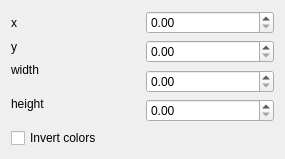
Before: the Qt Designer form Effects/Mask/Mask.ui in DLdota/OpenRGBEffectsPlugin, drawn with Qt 5.
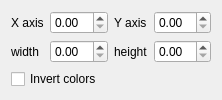
After: the same form once the commit is applied.

Commit message: Ui modification for several effects

Diff of the .ui file:
```diff
--- a/Effects/Mask/Mask.ui
+++ b/Effects/Mask/Mask.ui
@@ -6,18 +6,39 @@
    <rect>
     <x>0</x>
     <y>0</y>
-    <width>285</width>
-    <height>155</height>
+    <width>222</width>
+    <height>96</height>
    </rect>
   </property>
   <property name="windowTitle">
    <string>Form</string>
   </property>
-  <layout class="QGridLayout" name="gridLayout">
-   <item row="6" column="0">
-    <widget class="QCheckBox" name="invert_colors">
+  <layout class="QGridLayout" name="gridLayout" columnstretch="0">
+   <item row="0" column="0">
+    <widget class="QFrame" name="position_frame">
+     <property name="frameShape">
+      <enum>QFrame::NoFrame</enum>
+     </property>
+     <property name="frameShadow">
+      <enum>QFrame::Raised</enum>
+     </property>
+     <layout class="QGridLayout" name="gridLayout_2" columnstretch="0,1,0,1">
+      <property name="leftMargin">
+       <number>0</number>
+      </property>
+      <property name="topMargin">
+       <number>0</number>
+      </property>
+      <property name="rightMargin">
+       <number>0</number>
+      </property>
+      <property name="bottomMargin">
+       <number>0</number>
+      </property>
+      <item row="0" column="0">
+       <widget class="QLabel" name="x_label">
      <property name="text">
-      <string>Invert colors</string>
+         <string>X axis</string>
      </property>
     </widget>
    </item>
@@ -31,7 +52,14 @@
      </property>
     </widget>
    </item>
-   <item row="1" column="1" rowspan="2">
+      <item row="0" column="2">
+       <widget class="QLabel" name="y_label">
+        <property name="text">
+         <string>Y axis</string>
+        </property>
+       </widget>
+      </item>
+      <item row="0" column="3">
     <widget class="QDoubleSpinBox" name="y">
      <property name="maximum">
       <double>1.000000000000000</double>
@@ -42,50 +70,46 @@
     </widget>
    </item>
    <item row="1" column="0">
-    <widget class="QLabel" name="label_2">
-     <property name="text">
-      <string>y</string>
-     </property>
-    </widget>
-   </item>
-   <item row="5" column="1">
-    <widget class="QDoubleSpinBox" name="h">
-     <property name="maximum">
-      <double>1.000000000000000</double>
-     </property>
-     <property name="singleStep">
-      <double>0.010000000000000</double>
-     </property>
-    </widget>
-   </item>
-   <item row="0" column="0">
-    <widget class="QLabel" name="label">
-     <property name="text">
-      <string>x</string>
-     </property>
-    </widget>
-   </item>
-   <item row="2" column="0" rowspan="2">
-    <widget class="QLabel" name="label_3">
+       <widget class="QLabel" name="width_label">
      <property name="text">
       <string>width</string>
      </property>
     </widget>
    </item>
-   <item row="4" column="0" rowspan="2">
-    <widget class="QLabel" name="label_4">
-     <property name="text">
-      <string>height</string>
-     </property>
-    </widget>
-   </item>
-   <item row="3" column="1" rowspan="2">
+      <item row="1" column="1">
     <widget class="QDoubleSpinBox" name="w">
      <property name="maximum">
       <double>1.000000000000000</double>
      </property>
      <property name="singleStep">
       <double>0.010000000000000</double>
+        </property>
+       </widget>
+      </item>
+      <item row="1" column="2">
+       <widget class="QLabel" name="height_label">
+        <property name="text">
+         <string>height</string>
+        </property>
+       </widget>
+      </item>
+      <item row="1" column="3">
+       <widget class="QDoubleSpinBox" name="h">
+        <property name="maximum">
+         <double>1.000000000000000</double>
+        </property>
+        <property name="singleStep">
+         <double>0.010000000000000</double>
+        </property>
+       </widget>
+      </item>
+     </layout>
+    </widget>
+   </item>
+   <item row="5" column="0">
+    <widget class="QCheckBox" name="invert_colors">
+     <property name="text">
+      <string>Invert colors</string>
      </property>
     </widget>
    </item>
```
Lines whose indentation alone changed are shown as unchanged. The commit also changes 7 other files.
